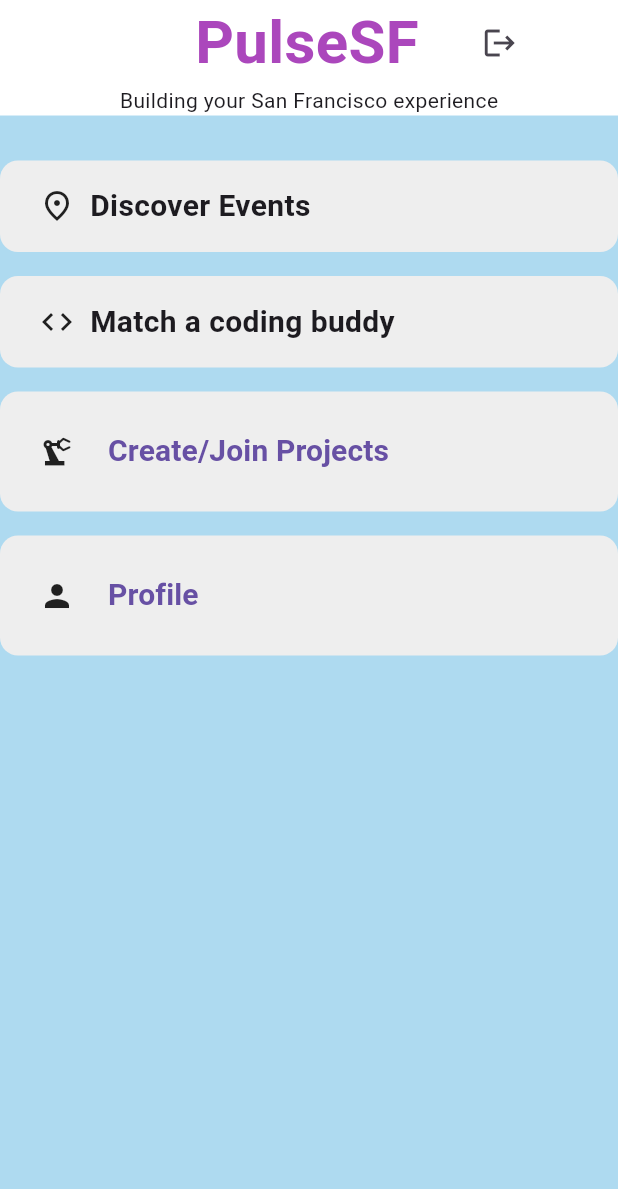
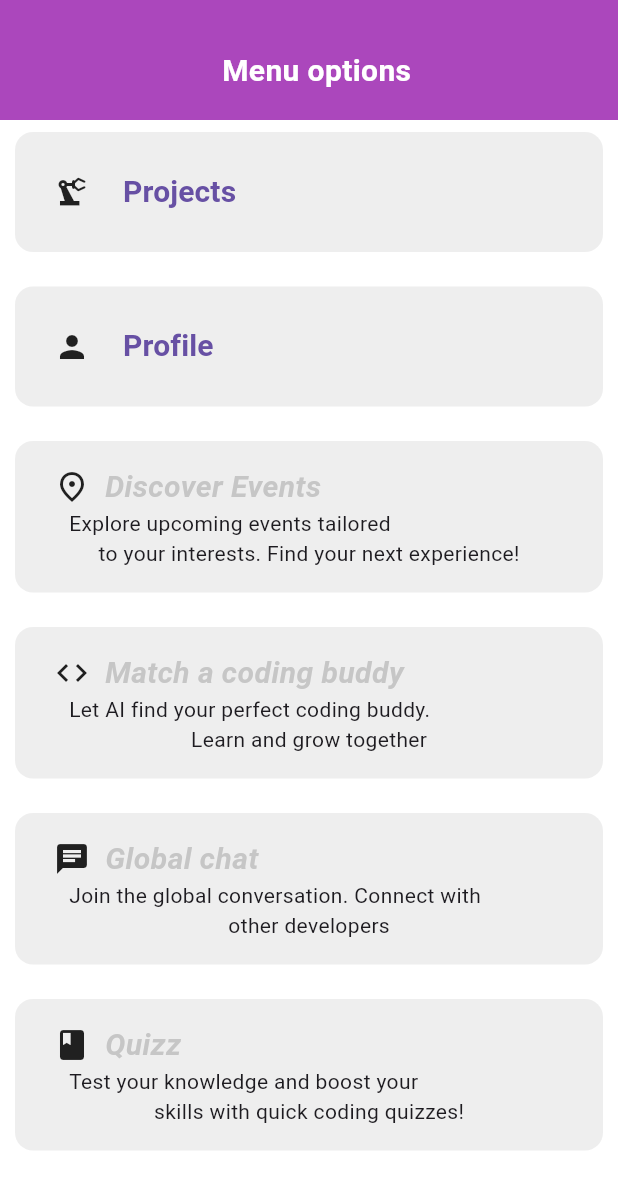
Before and after one commit to CaioLCM/PulseSF, a Flutter app: the Mainpage screen opened directly, on a phone screen of 412 x 824 dp. Shown: the top 1189 px of the screen. Run offline on Flutter 3.47's test engine with Material 3 defaults, Android fonts, the phone set to English and light mode, and no system bars; our stand-ins replace animated_text_kit, easy_dynamic_theme, jwt_decoder, shared_preferences; missing offline and left inert: zhi_starry_sky; accounts and stored records are empty.

Commit message:
Fixed some erros that exits in real mobile phone

```diff
--- a/lib/Widgets/Main/logInButton.dart
+++ b/lib/Widgets/Main/logInButton.dart
@@ -44,9 +44,7 @@ class _LoginbuttonState extends State<Loginbutton> with SingleTickerProviderStat
       return SlideTransition(position: _offsetAnimation,
       child:
       ElevatedButton(onPressed: () async {
-        SharedPreferences prefs = await SharedPreferences.getInstance();
-        verifyAccount(widget.email.text, widget.password.text, context);
-          final exists = prefs.getBool("valid_account");
+          final exists = await verifyAccount(widget.email.text, widget.password.text, context);
           if (exists == false){
             setState(() {
               _controller.forward(from: 0);
--- a/lib/Widgets/SignUp/CreateAccount.dart
+++ b/lib/Widgets/SignUp/CreateAccount.dart
@@ -18,6 +18,7 @@ class Createaccount extends StatefulWidget{
 class _CreateaccountState extends State<Createaccount> with SingleTickerProviderStateMixin{
   late AnimationController _controller;
   late Animation<Offset> _offsetAnimation;
+  bool valid = true;
   Color pintura = Colors.deepPurple;
   String info = 'Sign Up';
 
@@ -47,11 +48,9 @@ class _CreateaccountState extends State<Createaccount> with SingleTickerProvider
       child:
       ElevatedButton(onPressed: () async {
         if (widget.password.text == widget.confirmPassword.text){
-            CreateAccount(
+            valid = await CreateAccount(
               widget.user.text, widget.email.text, widget.confirmPassword.text, context);
         }
-        SharedPreferences prefs = await SharedPreferences.getInstance();
-        final valid = prefs.getBool("valid_account");
         if (valid == false){
            setState(() {
               _controller.forward(from: 0);
--- a/lib/http/communication.dart
+++ b/lib/http/communication.dart
@@ -6,32 +6,32 @@ import 'package:http/http.dart' as http;
 import 'package:pulsesf/pages/mainPage.dart';
 import 'package:shared_preferences/shared_preferences.dart';
 
-void CreateAccount(String nickname, String email, String password, BuildContext context) async {
-  final url = Uri.parse('http://10.0.2.2:3000/logon');
+Future<bool> CreateAccount(String nickname, String email, String password, BuildContext context) async {
+  final url = Uri.parse('https://pulsesf-backend.onrender.com/logon');
   var response = await http.post(url, body: {"nickname": nickname, 'email': email, 'password': password});
-  SharedPreferences prefs = await SharedPreferences.getInstance();
   if (response.statusCode == 200){
     Navigator.pop(context);
+    return true;
   }
   else {
-      await prefs.setBool("valid_account", false);
+      return false;
   }
 }
 
-void verifyAccount(String email, String password, BuildContext context) async {
-  final url = Uri.parse('http://10.0.2.2:3000/login');
+Future<bool> verifyAccount(String email, String password, BuildContext context) async {
+  final url = Uri.parse('https://pulsesf-backend.onrender.com/login');
   var response = await http.post(url, body: {"email": email, "password": password});
   if (response.statusCode == 200){
              final data = jsonDecode(response.body);
              final token = data['token'];
              SharedPreferences prefs = await SharedPreferences.getInstance();
              await prefs.setString('jwt_token', token);
-             await prefs.setBool("valid_login", true);
              Navigator.push(context, MaterialPageRoute(builder: (builder) => Mainpage()));
-
+             return true;
         }
   else {
     SharedPreferences prefs = await SharedPreferences.getInstance();
     await prefs.setBool("valid_login", false);
+    return false;
   }
 }
--- a/lib/pages/mainPage.dart
+++ b/lib/pages/mainPage.dart
@@ -7,76 +7,35 @@ class Mainpage extends StatelessWidget {
   @override
   Widget build(BuildContext context) {
     return Scaffold(
-      backgroundColor: const Color.fromARGB(255, 174, 218, 240),
+      backgroundColor: Colors.white,
       body: Column(
         children: [
           Container(
+            padding: EdgeInsets.all(18),
             decoration: BoxDecoration(
-              color: Colors.white
+              color: Colors.purple[400]
             ),
-            child: Column(
+            child:
+               Column(
                 children: [
+                  SizedBox(height: 15,),
                   Row(
                     children: [
                         SizedBox(width: 130,),
-                    Text("PulseSF", style: TextStyle(
-                          color: Colors.purple[400],
-                          fontSize: 40,
+                        Text("Menu options", style: TextStyle(
+                              color: Colors.white,
+                              fontSize: 20,
                               fontWeight: FontWeight.bold
                               )
                                 ),
-                    SizedBox(width: 30,),
-                    IconButton(onPressed: () => {
-                      Navigator.push(context, MaterialPageRoute(builder: (builder) => MyApp()))
-                    }, icon:  Icon(Icons.logout))
                     ],
                   ),
-                        Text("Building your San Francisco experience")
-              ],
-            ),
-          ),
-        SizedBox(height: 30,),
-          Container(
-             padding: EdgeInsets.all(16),
-            margin: EdgeInsets.only(bottom: 16),
-            decoration: BoxDecoration(
-              borderRadius: BorderRadius.circular(12),
-              color: Colors.grey[200]
-            ),
-            child: Row(
-              children: [
-                SizedBox(width: 10,),
-                Icon(Icons.place_outlined),
-                SizedBox(width: 10),
-                Text("Discover Events", style: TextStyle(
-                  fontSize: 20,
-                  fontWeight: FontWeight.bold
-                ),),
                 ],
             ),
           ),
                     Container(
             padding: EdgeInsets.all(16),
-            margin: EdgeInsets.only(bottom: 16),
-            decoration: BoxDecoration(
-              borderRadius: BorderRadius.circular(12),
-              color: Colors.grey[200]
-            ),
-            child: Row(
-              children: [
-                SizedBox(width: 10,),
-                Icon(Icons.code),
-                SizedBox(width: 10),
-                Text("Match a coding buddy", style: TextStyle(
-                  fontSize: 20,
-                  fontWeight: FontWeight.bold
-                ),),
-              ],
-            ),
-          ),
-          Container(
-            padding: EdgeInsets.all(16),
-            margin: EdgeInsets.only(bottom: 16),
+            margin: EdgeInsets.fromLTRB(10, 8, 10, 15),
             decoration: BoxDecoration(
               borderRadius: BorderRadius.circular(12),
               color: Colors.grey[200]
@@ -88,7 +47,7 @@ class Mainpage extends StatelessWidget {
                 SizedBox(width: 10),
                  TextButton(onPressed: ()=>{
                                        Navigator.push(context, MaterialPageRoute(builder: (builder) => Projectspage()))
-                                    }, child: Text("Create/Join Projects", style: TextStyle(
+                                    }, child: Text("Projects", style: TextStyle(
                   fontSize: 20,
                   fontWeight: FontWeight.bold
                 ),
@@ -99,7 +58,7 @@ class Mainpage extends StatelessWidget {
           ),
                     Container(
                        padding: EdgeInsets.all(16),
-            margin: EdgeInsets.only(bottom: 16),
+            margin: EdgeInsets.fromLTRB(10, 8, 10, 15),
             decoration: BoxDecoration(
               borderRadius: BorderRadius.circular(12),
               color: Colors.grey[200]
@@ -118,6 +77,137 @@ class Mainpage extends StatelessWidget {
                                   ],
                                 ),
                     ),
+          Container(
+            padding: EdgeInsets.all(16),
+            margin: EdgeInsets.fromLTRB(10, 8, 10, 15),
+            decoration: BoxDecoration(
+              borderRadius: BorderRadius.circular(12),
+              color: Colors.grey[200]
+            ),
+            child: Column(
+              children: [
+                Row(
+                  children: [
+                    SizedBox(width: 10,),
+                    Icon(Icons.place_outlined),
+                    SizedBox(width: 10),
+                    Text("Discover Events", style: TextStyle(
+                      fontSize: 20,
+                      color: Colors.grey.withValues(alpha: 0.5),
+                      fontStyle: FontStyle.italic,
+                      fontWeight: FontWeight.bold
+                    ),),
+                  ],
+                ),
+                Row(
+                  children: [
+                    SizedBox(width: 20,),
+                    Text("Explore upcoming events tailored"),
+                  ],
+                ),
+                Text("to your interests. Find your next experience!")
+              ],
+            ),
+
+          ),
+          Container(
+             padding: EdgeInsets.all(16),
+            margin: EdgeInsets.fromLTRB(10, 8, 10, 15),
+            decoration: BoxDecoration(
+              borderRadius: BorderRadius.circular(12),
+              color: Colors.grey[200]
+            ),
+            child: Column(
+              children: [
+                Row(
+                  children: [
+                    SizedBox(width: 10,),
+                    Icon(Icons.code),
+                    SizedBox(width: 10),
+                    Text("Match a coding buddy", style: TextStyle(
+                       fontSize: 20,
+                      color: Colors.grey.withValues(alpha: 0.5),
+                      fontStyle: FontStyle.italic,
+                      fontWeight: FontWeight.bold
+                    ),),
+                  ],
+                ),
+                Row(
+                  children: [
+                    SizedBox(width: 20,),
+                    Text("Let AI find your perfect coding buddy."),
+                  ],
+                ),
+                Text("Learn and grow together")
+              ],
+            ),
+          ),
+                    Container(
+             padding: EdgeInsets.all(16),
+            margin: EdgeInsets.fromLTRB(10, 8, 10, 15),
+            decoration: BoxDecoration(
+              borderRadius: BorderRadius.circular(12),
+              color: Colors.grey[200]
+            ),
+            child: Column(
+              children: [
+                Row(
+                  children: [
+                    SizedBox(width: 10,),
+                    Icon(Icons.chat),
+                    SizedBox(width: 10),
+                    Text("Global chat", style: TextStyle(
+                       fontSize: 20,
+                      color: Colors.grey.withValues(alpha: 0.5),
+                      fontStyle: FontStyle.italic,
+                      fontWeight: FontWeight.bold
+                    ),),
+                  ],
+                ),
+                Row(
+                  children: [
+                    SizedBox(width: 20,),
+                    Text("Join the global conversation. Connect with"),
+                  ],
+                ),
+                Text("other developers")
+              ],
+            ),
+          ),
+           Container(
+             padding: EdgeInsets.all(16),
+            margin: EdgeInsets.fromLTRB(10, 8, 10, 15),
+            decoration: BoxDecoration(
+              borderRadius: BorderRadius.circular(12),
+              color: Colors.grey[200]
+            ),
+            child: Column(
+              children: [
+                Row(
+                  children: [
+                    SizedBox(width: 10,),
+                    Icon(Icons.book),
+                    SizedBox(width: 10),
+                    Text("Quizz", style: TextStyle(
+                       fontSize: 20,
+                      color: Colors.grey.withValues(alpha: 0.5),
+                      fontStyle: FontStyle.italic,
+                      fontWeight: FontWeight.bold
+                    ),),
+                  ],
+                ),
+                Row(
+                  children: [
+                    SizedBox(width: 20,),
+                    Text("Test your knowledge and boost your"
+
+),
+                  ],
+                ),
+                Text("skills with quick coding quizzes!")
+              ],
+            ),
+          ),
         ],
       ),
     );
```
Lines whose indentation alone changed are shown as unchanged.
